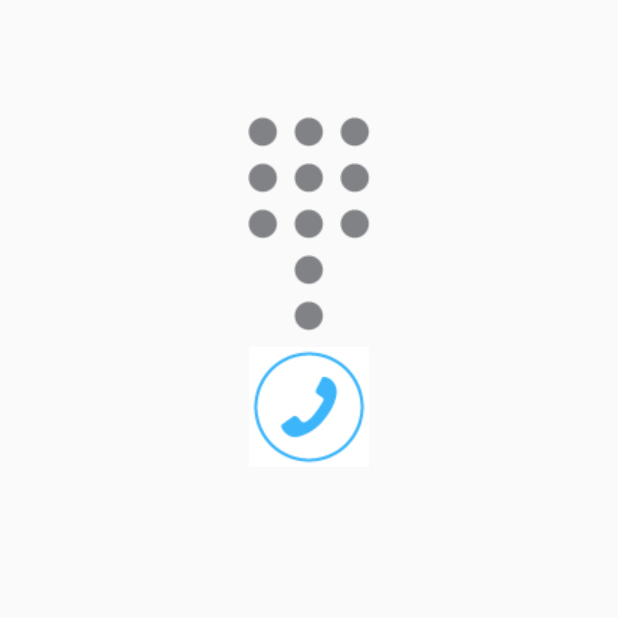
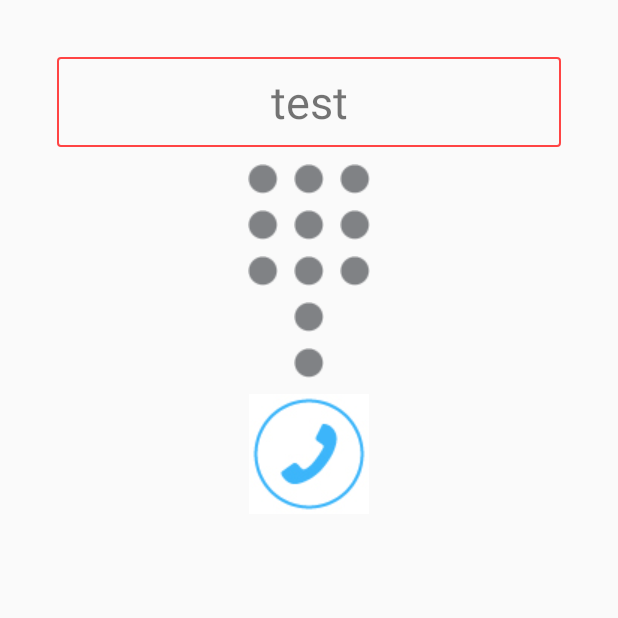
Before and after one commit to glenpierce/sDialer, an Android app: the screen it shows after launch (MainActivity), on a phone screen of 412 x 824 dp, the top half of it. Run offline under Robolectric (Android 15) with nearby library versions, the phone set to English and light mode, and no system bars.

Commit message:
Fragment is behaving correctly. Move on to next fragment.

```diff
--- a/app/src/main/java/com/piercestudio/sdialer/DialPadFragment.java
+++ b/app/src/main/java/com/piercestudio/sdialer/DialPadFragment.java
@@ -1,95 +1,67 @@
 package com.piercestudio.sdialer;
 
-import android.app.Activity;
 import android.app.Fragment;
-import android.view.LayoutInflater;
-import android.view.ViewGroup;
-import android.os.Bundle;
-import android.text.Layout;
-import android.widget.EditText;
-import android.widget.ImageButton;
-import android.widget.LinearLayout;
-import android.widget.TextView;
-import android.view.View;
-import android.view.View.OnClickListener;
 import android.content.Intent;
 import android.net.Uri;
+import android.os.Bundle;
 import android.util.Log;
+import android.view.View;
+import android.view.ViewGroup;
+import android.widget.ImageButton;
+import android.view.LayoutInflater;
+import android.widget.TextView;
 
-import org.w3c.dom.Text;
+public class DialPadFragment extends Fragment{
 
-public class DialPadFragment extends Fragment {
+    View v;
 
-	TextView phoneNumber;
 
     @Override
-	public View onCreateView(LayoutInflater inflater, ViewGroup container,
-							 Bundle savedInstanceState) {
+	    public View onCreateView(LayoutInflater inflater, ViewGroup container, Bundle savedInstanceState) {
             super.onCreate(savedInstanceState);
 
-		LinearLayout mlinearlayout = new LinearLayout(getActivity());
-//		mlinearlayout getView().findViewById(R.id.linearlayout);
+            v = inflater.inflate(R.layout.dialpadlayout, container, false);
 
-//		final TextView phoneNumber = (TextView) container.findViewById(R.id.phonenumber);
-		final TextView phoneNumber = (TextView) container.findViewById(R.id.phonenumber);
+            final TextView phoneNumberEditText = (TextView) v.findViewById(R.id.phonenumber);
 
 
+
+            //numpad
             final ImageButton keyPad[] = new ImageButton[10];
-
             for (int i = 0; i <= 9; i++) {
-			keyPad[i] = (ImageButton) container.findViewWithTag(Integer.toString(i));
-			if(keyPad[i] == null)
+                keyPad[i] = (ImageButton) v.findViewWithTag(Integer.toString(i));
+                if (keyPad[i] == null) {
                     Log.i("asdf", "keypad" + Integer.toString(i) + " is null");
+                } else {
                     keyPad[i].setOnClickListener(new View.OnClickListener() {
-
                         @Override
                         public void onClick(View v) {
-					phoneNumber.setText(phoneNumber.getText().toString() + v.getTag().toString());
+                            phoneNumberEditText.setText(phoneNumberEditText.getText().toString() + v.getTag().toString());
                         }
                     });
                 }
+            }
 
-		ImageButton deleteButton = (ImageButton) container.findViewById(R.id.deletebutton);
+
+                //Delete button - clears the phone number
+                ImageButton deleteButton = (ImageButton) v.findViewById(R.id.deletebutton);
                 deleteButton.setOnClickListener(new View.OnClickListener() {
-
                     @Override
                     public void onClick(View v) {
-				phoneNumber.setText("");
+                        phoneNumberEditText.setText("");
                     }
 
                 });
 
-		ImageButton dialButton = (ImageButton) container.findViewById(R.id.dialbutton);
+                //Dial button - calls the phone intent
+                ImageButton dialButton = (ImageButton) v.findViewById(R.id.dialbutton);
                 dialButton.setOnClickListener(new View.OnClickListener() {
-
                     @Override
                     public void onClick(View v) {
-				startActivity(new Intent(Intent.ACTION_CALL, Uri.parse("tel:" + phoneNumber.getText())));
+                        startActivity(new Intent(Intent.ACTION_CALL, Uri.parse("tel:" + phoneNumberEditText.getText().toString())));
                     }
                 });
 
-		return inflater.inflate(R.layout.dialpadlayout, container, false);
-	}
-
-//	public TextView getPhoneNumber(){
-//		return phoneNumber;
-//	}
-
-	OnClickListener keyPress = new OnClickListener() {
-		public void onClick(View v) {
-			if (v.getTag().equals("deletebutton")) {
-				phoneNumber.setText("");
-			} else {
-				if (v.getTag().equals("dialbutton")) {
-					startActivity(new Intent(Intent.ACTION_CALL, Uri.parse("tel:" + phoneNumber.getText())));
-				} else {
-					if (phoneNumber.getText().toString().equals(getString(R.string.phonenumber))) {
-						phoneNumber.setText(v.getTag().toString());
-					} else {
-						phoneNumber.setText(phoneNumber.getText().toString() + v.getTag().toString());
+            return v;
         }
 }
-			}
-		}
-	};
-}
--- a/app/src/main/java/com/piercestudio/sdialer/MainActivity.java
+++ b/app/src/main/java/com/piercestudio/sdialer/MainActivity.java
@@ -19,7 +19,7 @@ public class MainActivity extends Activity
 		FragmentTransaction fragmentTransaction = fragmentManager.beginTransaction();
 
 		DialPadFragment dialpadFragment = new DialPadFragment();
-		fragmentTransaction.add(R.id.dialpadlayout, dialpadFragment);
+		fragmentTransaction.replace(R.id.phonescreen, dialpadFragment);
 		fragmentTransaction.commit();
 	}
 }
--- /dev/null
+++ b/app/src/main/res/drawable/phonenumbertextview.xml
@@ -0,0 +1,21 @@
+<?xml version="1.0" encoding="utf-8"?>
+<shape xmlns:android="http://schemas.android.com/apk/res/android"
+    android:shape="rectangle" >
+
+    <!-- view background color -->
+    <solid
+        android:color="@android:color/transparent" >
+    </solid>
+
+    <!-- view border color and width -->
+    <stroke
+        android:width="1dp"
+        android:color="@android:color/holo_red_light" >
+    </stroke>
+
+    <!-- The radius makes the corners rounded -->
+    <corners
+        android:radius="2dp"   >
+    </corners>
+
+</shape>
--- a/app/src/main/res/layout/activity_main.xml
+++ b/app/src/main/res/layout/activity_main.xml
@@ -14,7 +14,14 @@
         android:orientation="vertical"
         android:layout_width="match_parent"
         android:layout_height="wrap_content"
-        android:id="@+id/dialpadlayout">
+        android:id="@+id/phonescreen">
+    </LinearLayout>
+
+    <LinearLayout
+        android:layout_width="match_parent"
+        android:layout_height="wrap_content"
+        android:orientation="horizontal"
+        android:id="@+id/navigationbar">
     </LinearLayout>
 
 
--- a/app/src/main/res/layout/dialpadlayout.xml
+++ b/app/src/main/res/layout/dialpadlayout.xml
@@ -12,11 +12,16 @@
     >
 
     <TextView
-        android:layout_width="wrap_content"
-        android:layout_height="wrap_content"
+        android:layout_width="match_parent"
+        android:layout_height="60sp"
         android:id="@+id/phonenumber"
         android:textSize="30sp"
-        android:layout_gravity="center_horizontal"/>
+        android:background="@drawable/phonenumbertextview"
+        android:layout_margin="6dp"
+        android:layout_gravity="center_horizontal"
+        android:textAlignment="center"
+        android:gravity="center"
+        android:text="test"/>
 
     <TableLayout
         android:layout_width="match_parent"
```
Also changed, not shown: 1 other file. Lines whose indentation alone changed are shown as unchanged.
